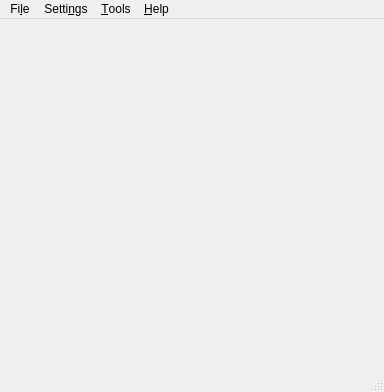
Qt form npc/gui/uis/main_window.ui (aurule/npc) before a commit.
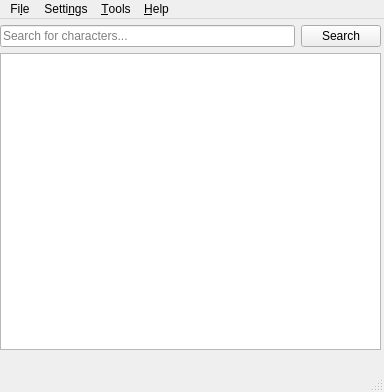
The same form after that commit. Icons and pictures are not drawn.

Commit message: Add character finder to main window

The edit to the form file:
```diff
--- a/npc/gui/uis/main_window.ui
+++ b/npc/gui/uis/main_window.ui
@@ -19,7 +19,50 @@
   <property name="windowTitle">
    <string>NPC</string>
   </property>
-  <widget class="QWidget" name="centralwidget"/>
+  <widget class="QWidget" name="centralwidget">
+   <widget class="QWidget" name="verticalLayoutWidget">
+    <property name="geometry">
+     <rect>
+      <x>0</x>
+      <y>0</y>
+      <width>381</width>
+      <height>331</height>
+     </rect>
+    </property>
+    <layout class="QVBoxLayout" name="verticalLayout">
+     <property name="topMargin">
+      <number>6</number>
+     </property>
+     <item>
+      <layout class="QHBoxLayout" name="horizontalLayout_2">
+       <item>
+        <widget class="QLineEdit" name="characterSearch">
+         <property name="placeholderText">
+          <string>Search for characters...</string>
+         </property>
+         <property name="clearButtonEnabled">
+          <bool>true</bool>
+         </property>
+        </widget>
+       </item>
+       <item>
+        <widget class="QPushButton" name="searchButton">
+         <property name="text">
+          <string>Search</string>
+         </property>
+         <property name="icon">
+          <iconset theme="search"/>
+         </property>
+        </widget>
+       </item>
+      </layout>
+     </item>
+     <item>
+      <widget class="QTableView" name="tableView"/>
+     </item>
+    </layout>
+   </widget>
+  </widget>
   <widget class="QMenuBar" name="menubar">
    <property name="geometry">
     <rect>
```
Left out of the diff: 3 changed lines with no effect on the pictures. The commit also changes 2 other files.
